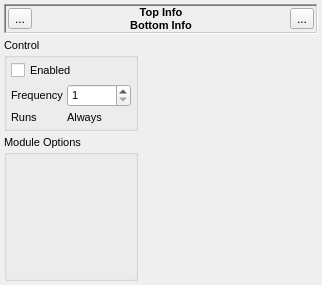
This is src/gui/modulecontrolwidget.ui in disorderedmaterials/dissolve as Qt 5 draws it before an edit. The edited form follows.
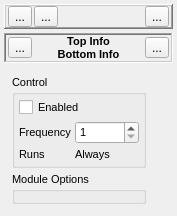
This is the edited form. Icons and pictures are not drawn.

Commit message: Added control bar to top of ModuleControlWidget, providing controls to shift and remove module in the correct context.

```diff
--- a/src/gui/modulecontrolwidget.ui
+++ b/src/gui/modulecontrolwidget.ui
@@ -6,8 +6,8 @@
    <rect>
     <x>0</x>
     <y>0</y>
-    <width>322</width>
-    <height>285</height>
+    <width>177</width>
+    <height>216</height>
    </rect>
   </property>
   <property name="sizePolicy">
@@ -24,7 +24,7 @@
   <property name="windowTitle">
    <string>Form</string>
   </property>
-  <layout class="QVBoxLayout" name="verticalLayout">
+  <layout class="QVBoxLayout" name="verticalLayout_2">
    <property name="spacing">
     <number>4</number>
    </property>
@@ -40,6 +40,133 @@
    <property name="bottomMargin">
     <number>4</number>
    </property>
+   <item>
+    <widget class="QFrame" name="TopControlsFrame">
+     <property name="sizePolicy">
+      <sizepolicy hsizetype="Minimum" vsizetype="Minimum">
+       <horstretch>0</horstretch>
+       <verstretch>0</verstretch>
+      </sizepolicy>
+     </property>
+     <property name="frameShape">
+      <enum>QFrame::WinPanel</enum>
+     </property>
+     <property name="frameShadow">
+      <enum>QFrame::Raised</enum>
+     </property>
+     <property name="lineWidth">
+      <number>1</number>
+     </property>
+     <property name="midLineWidth">
+      <number>0</number>
+     </property>
+     <layout class="QGridLayout" name="gridLayout_3">
+      <property name="leftMargin">
+       <number>2</number>
+      </property>
+      <property name="topMargin">
+       <number>0</number>
+      </property>
+      <property name="rightMargin">
+       <number>2</number>
+      </property>
+      <property name="bottomMargin">
+       <number>0</number>
+      </property>
+      <property name="horizontalSpacing">
+       <number>2</number>
+      </property>
+      <property name="verticalSpacing">
+       <number>0</number>
+      </property>
+      <item row="0" column="0" rowspan="2">
+       <widget class="QToolButton" name="ShiftLeftButton">
+        <property name="sizePolicy">
+         <sizepolicy hsizetype="Fixed" vsizetype="Fixed">
+          <horstretch>0</horstretch>
+          <verstretch>0</verstretch>
+         </sizepolicy>
+        </property>
+        <property name="toolTip">
+         <string>Run this module now</string>
+        </property>
+        <property name="text">
+         <string>...</string>
+        </property>
+        <property name="icon">
+         <iconset resource="icons.qrc">
+          <normaloff>:/general/icons/general_arrowleft.svg</normaloff>:/general/icons/general_arrowleft.svg</iconset>
+        </property>
+        <property name="iconSize">
+         <size>
+          <width>16</width>
+          <height>16</height>
+         </size>
+        </property>
+       </widget>
+      </item>
+      <item row="0" column="1" rowspan="2">
+       <widget class="QToolButton" name="ShiftRightButton">
+        <property name="toolTip">
+         <string>Toggle additional module control panel</string>
+        </property>
+        <property name="text">
+         <string>...</string>
+        </property>
+        <property name="icon">
+         <iconset resource="icons.qrc">
+          <normaloff>:/general/icons/general_arrowright.svg</normaloff>:/general/icons/general_arrowright.svg</iconset>
+        </property>
+        <property name="iconSize">
+         <size>
+          <width>16</width>
+          <height>16</height>
+         </size>
+        </property>
+        <property name="checkable">
+         <bool>false</bool>
+        </property>
+       </widget>
+      </item>
+      <item row="0" column="3">
+       <widget class="QToolButton" name="RemoveButton">
+        <property name="toolTip">
+         <string>Toggle additional module control panel</string>
+        </property>
+        <property name="text">
+         <string>...</string>
+        </property>
+        <property name="icon">
+         <iconset resource="icons.qrc">
+          <normaloff>:/general/icons/general_cross.svg</normaloff>:/general/icons/general_cross.svg</iconset>
+        </property>
+        <property name="iconSize">
+         <size>
+          <width>16</width>
+          <height>16</height>
+         </size>
+        </property>
+        <property name="checkable">
+         <bool>false</bool>
+        </property>
+       </widget>
+      </item>
+      <item row="0" column="2">
+       <spacer name="horizontalSpacer">
+        <property name="orientation">
+         <enum>Qt::Horizontal</enum>
+        </property>
+        <property name="sizeHint" stdset="0">
+         <size>
+          <width>40</width>
+          <height>20</height>
+         </size>
+        </property>
+       </spacer>
+      </item>
+     </layout>
+    </widget>
+   </item>
    <item>
     <widget class="QFrame" name="HeaderFrame">
      <property name="sizePolicy">
@@ -120,7 +247,7 @@
        </widget>
       </item>
       <item row="0" column="0" rowspan="2">
-       <widget class="QToolButton" name="ControlRunButton">
+       <widget class="QToolButton" name="RunButton">
         <property name="sizePolicy">
          <sizepolicy hsizetype="Fixed" vsizetype="Fixed">
           <horstretch>0</horstretch>
@@ -146,7 +273,7 @@
        </widget>
       </item>
       <item row="0" column="2" rowspan="2">
-       <widget class="QToolButton" name="ToggleModuleWidgetButton">
+       <widget class="QToolButton" name="TogglePanelsButton">
         <property name="toolTip">
          <string>Toggle additional module control panel</string>
         </property>
@@ -155,7 +282,7 @@
         </property>
         <property name="icon">
          <iconset resource="icons.qrc">
-          <normaloff>:/module/icons/module_togglepanel.svg</normaloff>:/module/icons/module_togglepanel.svg</iconset>
+          <normaloff>:/general/icons/general_bothon.svg</normaloff>:/general/icons/general_bothon.svg</iconset>
         </property>
         <property name="iconSize">
          <size>
@@ -164,7 +291,7 @@
          </size>
         </property>
         <property name="checkable">
-         <bool>true</bool>
+         <bool>false</bool>
         </property>
        </widget>
       </item>
@@ -179,27 +306,51 @@
        <verstretch>99</verstretch>
       </sizepolicy>
      </property>
-     <layout class="QHBoxLayout" name="horizontalLayout">
+     <layout class="QHBoxLayout" name="horizontalLayout" stretch="0,0">
       <property name="spacing">
        <number>4</number>
       </property>
       <property name="leftMargin">
-       <number>0</number>
+       <number>4</number>
       </property>
       <property name="topMargin">
-       <number>0</number>
+       <number>4</number>
       </property>
       <property name="rightMargin">
-       <number>0</number>
+       <number>4</number>
       </property>
       <property name="bottomMargin">
-       <number>0</number>
+       <number>4</number>
       </property>
       <item>
-       <layout class="QVBoxLayout" name="verticalLayout_3">
+       <widget class="QWidget" name="ControlsWidget" native="true">
+        <property name="sizePolicy">
+         <sizepolicy hsizetype="Minimum" vsizetype="Expanding">
+          <horstretch>0</horstretch>
+          <verstretch>0</verstretch>
+         </sizepolicy>
+        </property>
+        <property name="font">
+         <font>
+          <pointsize>8</pointsize>
+         </font>
+        </property>
+        <layout class="QVBoxLayout" name="verticalLayout">
         <property name="spacing">
          <number>4</number>
         </property>
+         <property name="leftMargin">
+          <number>4</number>
+         </property>
+         <property name="topMargin">
+          <number>4</number>
+         </property>
+         <property name="rightMargin">
+          <number>4</number>
+         </property>
+         <property name="bottomMargin">
+          <number>4</number>
+         </property>
         <item>
          <widget class="QGroupBox" name="ControlGroup">
           <property name="sizePolicy">
@@ -310,12 +461,13 @@
          </widget>
         </item>
        </layout>
+       </widget>
       </item>
       <item>
-       <widget class="QWidget" name="ControlsWidget" native="true">
+       <widget class="QWidget" name="WidgetWidget" native="true">
         <property name="sizePolicy">
          <sizepolicy hsizetype="Expanding" vsizetype="Expanding">
-          <horstretch>0</horstretch>
+          <horstretch>2</horstretch>
           <verstretch>0</verstretch>
          </sizepolicy>
         </property>
```
Lines whose indentation alone changed are shown as unchanged. The commit also changes 10 other files.
